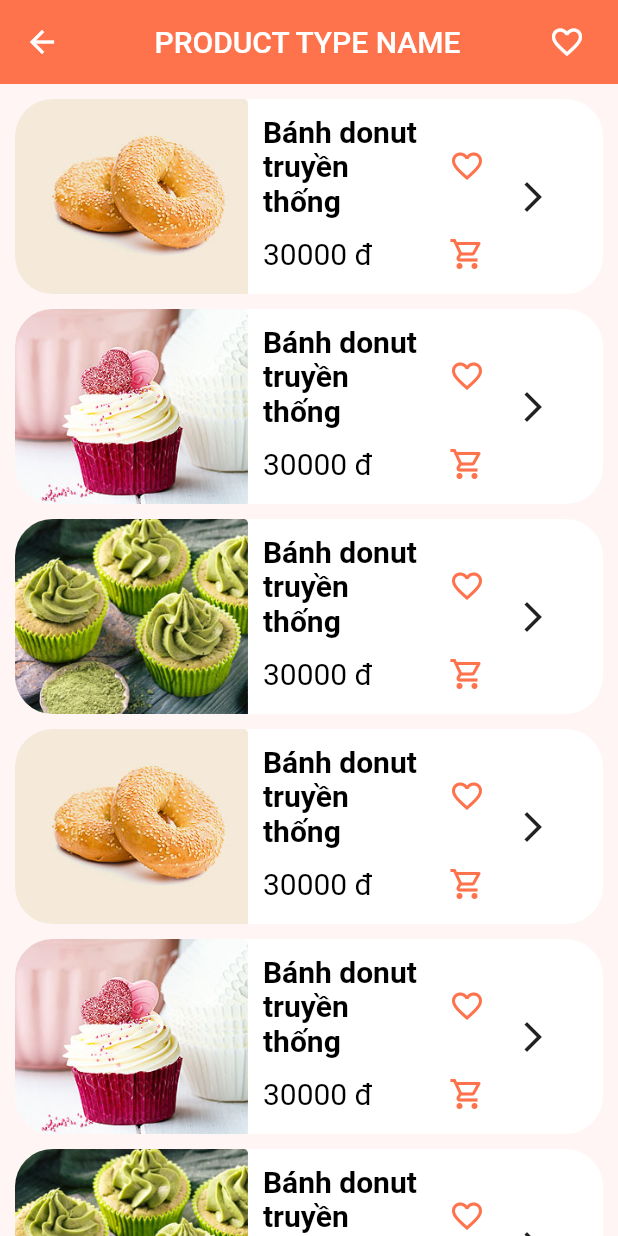
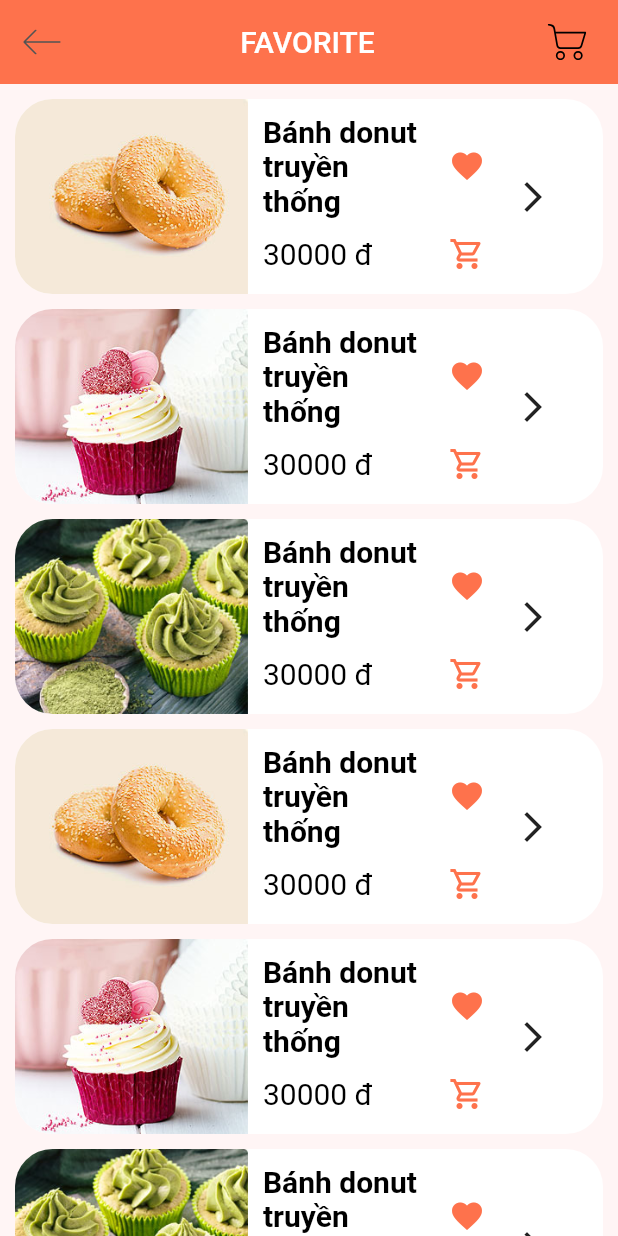
Before and after one commit to vinhvinhvinh/CakeBakeryMobile, a Flutter app: the screen it shows after launch, on a phone screen of 412 x 824 dp. Run offline on Flutter 3.47's test engine with Material 2 defaults, Android fonts, the phone set to English and light mode, and no system bars; our stand-ins replace carousel_slider, flutter_svg.

Commit message:
add Favorite Product Screen

```diff
--- a/flutter_application_cake_bakery/lib/main.dart
+++ b/flutter_application_cake_bakery/lib/main.dart
@@ -1,5 +1,6 @@
 import 'package:flutter/material.dart';
 import 'package:flutter_application_cake_bakery/constant.dart';
+import 'package:flutter_application_cake_bakery/screens/Favorite/favorite_screen.dart';
 import 'package:flutter_application_cake_bakery/screens/listproductsbycategory/list_products_by_catergory_screen.dart';
 import 'package:flutter_application_cake_bakery/screens/account/account_creen.dart';
 import 'package:flutter_application_cake_bakery/screens/account/profile/my_profile_screen.dart';
@@ -33,7 +34,7 @@
         visualDensity: VisualDensity.adaptivePlatformDensity,
       ),
       routes: {
-        '/': (context) => const ProductsByCategory(),
+        '/': (context) => const FavoriteScreen(),
         '/main_screen': (context) => MainScreen(),
         '/signup': (context) => const SignUpScreen(),
         '/forget_password': (context) => const ForgetPassword(),
@@ -45,7 +46,8 @@
             const SettingAndSecurityScreen(),
         'account/account_and_security/change_password': (context) =>
             const PasswordChangeScreen(),
-        '/products_by_category': (context) => const ProductsByCategory(),
+        'products_by_category': (context) => const ProductsByCategory(),
+        'favorite_products':(context)=>const FavoriteScreen(),
       },
       initialRoute: '/',
     );
--- /dev/null
+++ b/flutter_application_cake_bakery/lib/screens/favorite/components/body_favorite.dart
@@ -0,0 +1,144 @@
+
+import 'package:flutter/material.dart';
+import 'package:flutter_application_cake_bakery/constant.dart';
+import 'package:flutter_application_cake_bakery/models/Product.dart';
+
+class Body extends StatelessWidget {
+  const Body({ Key? key }) : super(key: key);
+
+  @override
+  Widget build(BuildContext context) {
+    return ListView.builder(
+      itemBuilder: (context, index) {
+        return ProductItem(product: lstProducts[index]);
+      },
+      itemCount: lstProducts.length,
+    );
+  }
+}
+
+class ProductItem extends StatefulWidget {
+  final Product product;
+  ProductItem({
+    Key? key,
+    required this.product,
+  }) : super(key: key);
+
+  @override
+  State<ProductItem> createState() => _ProductItemState();
+}
+
+class _ProductItemState extends State<ProductItem> {
+  bool _isChecked = true;
+
+  @override
+  Widget build(BuildContext context) {
+    return GestureDetector(
+      onTap: () {
+        FocusScope.of(context).unfocus();
+      },
+      child: Container(
+        height: 130,
+        decoration: BoxDecoration(
+          color: Colors.white,
+          borderRadius: BorderRadius.circular(25),
+        ),
+        margin: const EdgeInsets.fromLTRB(10, 10, 10, 0),
+        child: Stack(children: [
+          Row(
+            children: [
+              ClipRRect(
+                borderRadius: const BorderRadius.only(
+                  topLeft: Radius.circular(25),
+                  bottomLeft: Radius.circular(25),
+                ),
+                child: Image.asset(
+                  "assets/images/${widget.product.image}",
+                  height: 130,
+                  fit: BoxFit.cover,
+                ),
+              ),
+              Stack(
+                children: [
+                  //Product Name
+                  Column(
+                    children: [
+                      Container(
+                        padding: const EdgeInsets.fromLTRB(10, 10, 0, 0),
+                        width: 170,
+                        child: Row(
+                          children: [
+                            Container(
+                              //padding: const EdgeInsets.fromLTRB(0, 0, 20, 0),
+                              width: 110,
+                              child: Text(
+                                '${widget.product.productName}',
+                                style: const TextStyle(
+                                    color: ktextColor,
+                                    fontWeight: FontWeight.bold,
+                                    fontSize: 20),
+                              ),
+                            ),
+                            const Spacer(),
+                            IconButton(
+                              onPressed: () {
+                                setState(() {
+                                  _isChecked = !_isChecked;
+                                });
+                              },
+                              icon: Icon(
+                                _isChecked
+                                    ? Icons.favorite_sharp
+                                    : Icons.favorite_outline,
+                                color: primaryColor,
+                              ),
+                              color: primaryColor,
+                            ),
+                          ],
+                        ),
+                      ),
+                      //Price Product
+                      Container(
+                        padding: const EdgeInsets.fromLTRB(10, 0, 0, 0),
+                        width: 170,
+                        //color: Colors.green,
+                        child: Row(
+                          children: [
+                            Text(
+                              "${widget.product.price} đ",
+                              style: const TextStyle(
+                                  color: ktextColor, fontSize: 20),
+                            ),
+                            const Spacer(),
+                            IconButton(
+                              onPressed: () {},
+                              icon: const Icon(
+                                Icons.shopping_cart_outlined,
+                                color: primaryColor,
+                              ),
+                            ),
+                          ],
+                        ),
+                      ),
+                      //Icon Cart-Shopping
+                    ],
+                  ),
+                ],
+              ),
+              Container(
+                //color: Colors.blue,
+                width: 40,
+                child: IconButton(
+                  onPressed: () {},
+                  icon: const Icon(
+                    Icons.arrow_forward_ios,
+                  ),
+                ),
+              ),
+            ],
+          ),
+        ]),
+      ),
+    );
+  }
+}
--- /dev/null
+++ b/flutter_application_cake_bakery/lib/screens/favorite/favorite_screen.dart
@@ -0,0 +1,51 @@
+
+import 'package:flutter/material.dart';
+import 'package:flutter_application_cake_bakery/constant.dart';
+import 'package:flutter_application_cake_bakery/screens/favorite/components/body_favorite.dart';
+
+import 'package:flutter_svg/flutter_svg.dart';
+
+class FavoriteScreen extends StatelessWidget {
+  const FavoriteScreen({Key? key}) : super(key: key);
+
+  @override
+  Widget build(BuildContext context) {
+    return Scaffold(appBar: buildAppBar(), body: Body());
+  }
+
+  AppBar buildAppBar() {
+    return AppBar(
+      backgroundColor: primaryColor,
+      elevation: 0,
+      leading: IconButton(
+        icon: SvgPicture.asset("assets/svg/icons/back.svg"),
+        onPressed: () {},
+      ),
+      title: Container(
+        height: 65,
+        //padding: const EdgeInsets.only(left: 80,top:20),
+        margin: const EdgeInsets.only(top: 10, bottom: 10),
+        child: Center(
+          child: Text(
+            'FAVORITE',
+            style: TextStyle(
+              color: Colors.white,
+            ),
+            textAlign: TextAlign.center,
+          ),
+        ),
+      ),
+      actions: <Widget>[
+        IconButton(
+          icon: SvgPicture.asset(
+            "assets/svg/icons/cart.svg",
+            // By default our  icon color is white
+            color: ktextColor,
+          ),
+          onPressed: () {},
+        ),
+        SizedBox(width: kDefaultPadding / 2),
+      ],
+    );
+  }
+}
```
